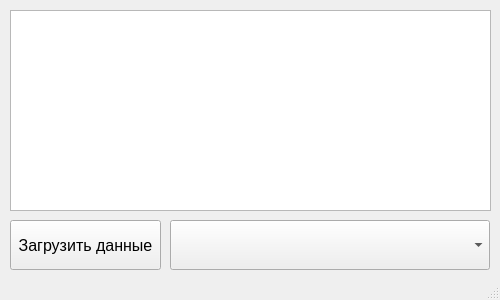
The window that WinPyQT/mainform.ui (srgh007/Python) describes before a commit, drawn with Qt 5.
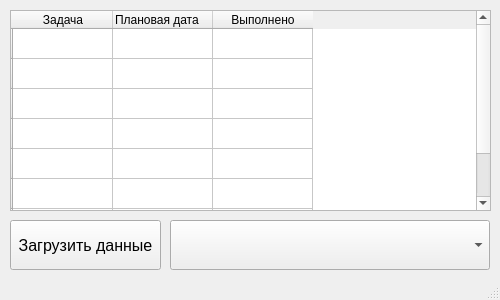
The same window after the commit. Icons and pictures are not drawn.

The edit to the form file:
```diff
--- a/WinPyQT/mainform.ui
+++ b/WinPyQT/mainform.ui
@@ -42,7 +42,7 @@
     <normaloff>process.ico</normaloff>process.ico</iconset>
   </property>
   <widget class="QWidget" name="centralwidget">
-   <widget class="QTableView" name="tableView">
+   <widget class="QTableWidget" name="tableWidget">
     <property name="geometry">
      <rect>
       <x>10</x>
@@ -51,6 +51,64 @@
       <height>201</height>
      </rect>
     </property>
+    <row>
+     <property name="text">
+      <string/>
+     </property>
+    </row>
+    <row>
+     <property name="text">
+      <string/>
+     </property>
+    </row>
+    <row>
+     <property name="text">
+      <string/>
+     </property>
+    </row>
+    <row>
+     <property name="text">
+      <string/>
+     </property>
+    </row>
+    <row>
+     <property name="text">
+      <string/>
+     </property>
+    </row>
+    <row>
+     <property name="text">
+      <string/>
+     </property>
+    </row>
+    <row>
+     <property name="text">
+      <string/>
+     </property>
+    </row>
+    <row>
+     <property name="text">
+      <string/>
+     </property>
+    </row>
+    <column>
+     <property name="text">
+      <string>Задача</string>
+     </property>
+    </column>
+    <column>
+     <property name="text">
+      <string>Плановая дата</string>
+     </property>
+     <property name="textAlignment">
+      <set>AlignJustify|AlignVCenter</set>
+     </property>
+    </column>
+    <column>
+     <property name="text">
+      <string>Выполнено</string>
+     </property>
+    </column>
    </widget>
    <widget class="QPushButton" name="pushButton">
     <property name="geometry">
```
